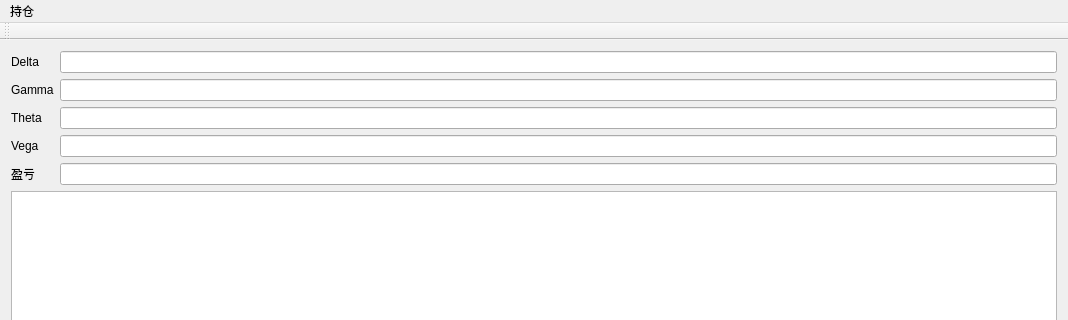
Qt form mainwindow.ui (Dalizi/option_calculator) before a commit; both pictures show x 0 to 1068 and y 0 to 320 of the 1068 by 638 pixel window.
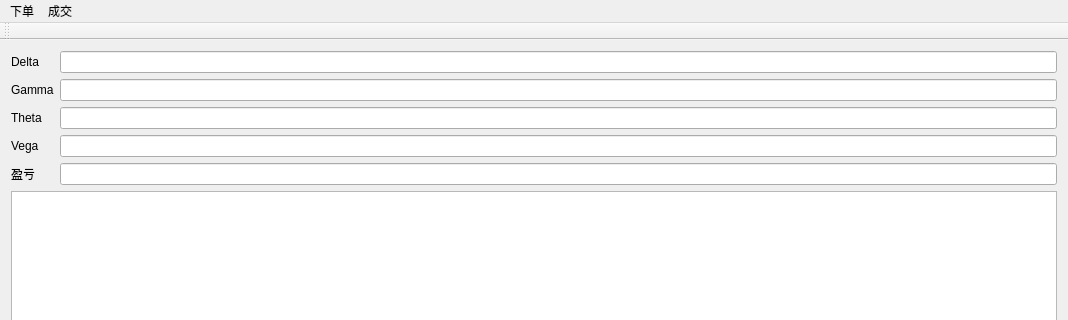
The same form after that commit.

```diff
--- a/mainwindow.ui
+++ b/mainwindow.ui
@@ -113,18 +113,30 @@
      <family>WenQuanYi Micro Hei</family>
     </font>
    </property>
-   <widget class="QMenu" name="menu">
+   <widget class="QMenu" name="orderPlaceMenu">
     <property name="font">
      <font>
       <family>WenQuanYi Micro Hei</family>
      </font>
     </property>
     <property name="title">
-     <string>持仓</string>
+     <string>下单</string>
     </property>
     <addaction name="orderPlaceAction"/>
    </widget>
-   <addaction name="menu"/>
+   <widget class="QMenu" name="transactionMenu">
+    <property name="font">
+     <font>
+      <family>WenQuanYi Micro Hei</family>
+     </font>
+    </property>
+    <property name="title">
+     <string>成交</string>
+    </property>
+    <addaction name="transactionQueryAction"/>
+   </widget>
+   <addaction name="orderPlaceMenu"/>
+   <addaction name="transactionMenu"/>
   </widget>
   <widget class="QToolBar" name="mainToolBar">
    <attribute name="toolBarArea">
```
Left out of the diff: 10 changed lines with no effect on the pictures.
